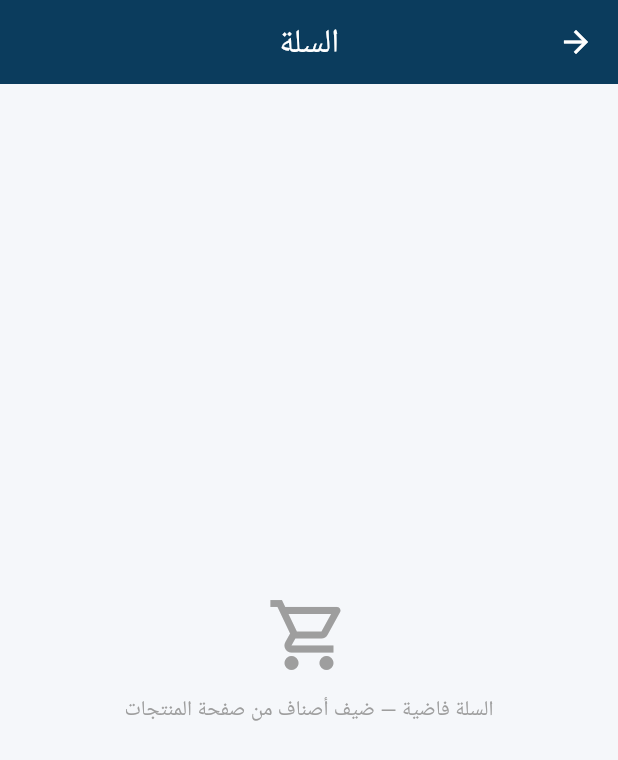
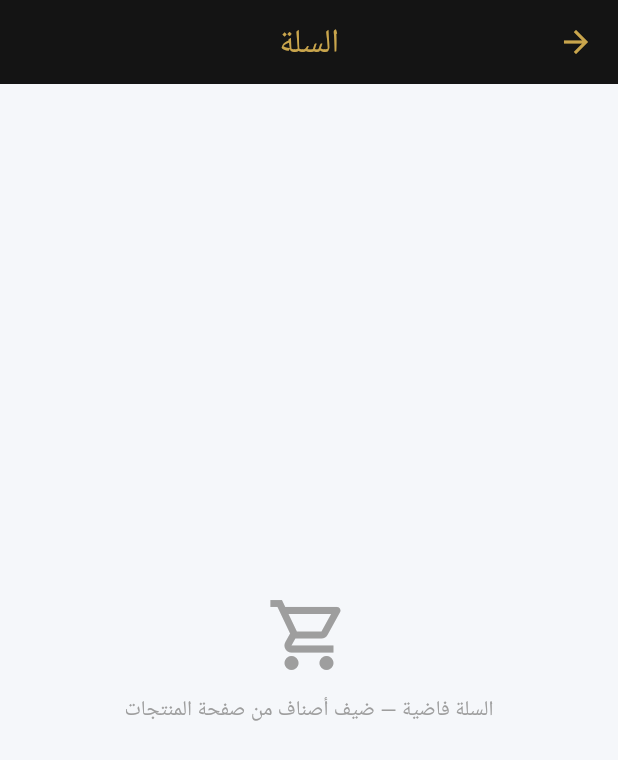
Before and after one commit to rafatsaeed719-ui/sol-app, a Flutter app: the screen it shows once a user with an empty profile is signed in, after a tap on the "shopping cart" icon, on a phone screen of 412 x 824 dp. Shown: the top 760 px of the screen. Run offline on Flutter 3.47's test engine with Material 3 defaults, Android fonts, the phone set to English and light mode, and no system bars; our stand-ins replace cloud_firestore, firebase_auth, firebase_core, flutter_map, geolocator, image_picker and 2 more; accounts and stored records are empty.

Commit message:
SOL Perfume branding: logo, black/gold theme, welcome message
Co-Authored-By: Claude Opus 5.5 <noreply@anthropic.com>
Claude-Session: https://claude.ai/code/session_01HyhkH3qXugNGss7D1BxXZR

```diff
--- a/lib/auth/login_screen.dart
+++ b/lib/auth/login_screen.dart
@@ -75,17 +75,9 @@ class _LoginScreenState extends State<LoginScreen> {
           child: SingleChildScrollView(
             padding: const EdgeInsets.all(24),
             child: Column(children: [
-              Container(
-                width: 110,
-                height: 110,
-                decoration: const BoxDecoration(color: kPrimary, shape: BoxShape.circle),
-                alignment: Alignment.center,
-                child: const Text('SOL',
-                    style: TextStyle(
-                        color: kAccent,
-                        fontSize: 34,
-                        fontWeight: FontWeight.w900,
-                        letterSpacing: 2)),
+              ClipRRect(
+                borderRadius: BorderRadius.circular(24),
+                child: Image.asset('assets/logo.png', width: 180, height: 180),
               ),
               const SizedBox(height: 14),
               const Text('اطلب بضاعتك بسهولة',
--- a/lib/core/app.dart
+++ b/lib/core/app.dart
@@ -11,8 +11,8 @@ import 'package:intl/intl.dart' as intl;
 const String kAdminEmail = 'rafatsaeed719@gmail.com';
 const String kBrand = 'SOL';
 
-const Color kPrimary = Color(0xFF0B3C5D);
-const Color kAccent = Color(0xFFF2A541);
+const Color kPrimary = Color(0xFF141414); // أسود البراند
+const Color kAccent = Color(0xFFC9A54C); // دهبي البراند
 const Color kDanger = Color(0xFFC0392B);
 const Color kSuccess = Color(0xFF1E8449);
 
--- a/lib/customer/customer_home.dart
+++ b/lib/customer/customer_home.dart
@@ -18,6 +18,69 @@ class CustomerHome extends StatefulWidget {
 
 class _CustomerHomeState extends State<CustomerHome> {
   int tab = 0;
+  bool welcomeChecked = false;
+
+  /// رسالة الترحيب — بتظهر مرة واحدة بس أول ما المحل يسجّل
+  void _maybeWelcome(Map<String, dynamic> me) {
+    if (welcomeChecked || me.isEmpty) return;
+    welcomeChecked = true;
+    if (me['welcomeShown'] == true) return;
+    WidgetsBinding.instance.addPostFrameCallback((_) async {
+      if (!mounted) return;
+      await showDialog(
+        context: context,
+        builder: (c) => Dialog(
+          backgroundColor: kPrimary,
+          shape: RoundedRectangleBorder(
+              borderRadius: BorderRadius.circular(20),
+              side: const BorderSide(color: kAccent, width: 1.2)),
+          child: Padding(
+            padding: const EdgeInsets.fromLTRB(22, 26, 22, 18),
+            child: Column(mainAxisSize: MainAxisSize.min, children: [
+              ClipRRect(
+                borderRadius: BorderRadius.circular(14),
+                child: Image.asset('assets/logo.png', width: 120, height: 120),
+              ),
+              const SizedBox(height: 16),
+              const Text('✨ أهلاً بيك في SOL ✨',
+                  textAlign: TextAlign.center,
+                  style: TextStyle(
+                      color: kAccent, fontSize: 22, fontWeight: FontWeight.bold)),
+              const SizedBox(height: 14),
+              const Text(
+                  'عالم من العطور الفاخرة، حيث كل رشة بتحكي عنك، وكل عطر بيسيب بصمة متتنسيش. ❤️',
+                  textAlign: TextAlign.center,
+                  style: TextStyle(color: Colors.white, fontSize: 16, height: 1.6)),
+              const SizedBox(height: 12),
+              const Text('اكتشف عطرك، وخلّي حضورك مختلف.',
+                  textAlign: TextAlign.center,
+                  style: TextStyle(color: Colors.white70, fontSize: 15)),
+              const SizedBox(height: 16),
+              const Text('SOL — عطرك، بصمتك. 💎',
+                  textAlign: TextAlign.center,
+                  style: TextStyle(
+                      color: kAccent, fontSize: 17, fontWeight: FontWeight.w600)),
+              const SizedBox(height: 20),
+              SizedBox(
+                width: double.infinity,
+                height: 46,
+                child: FilledButton(
+                  style: FilledButton.styleFrom(
+                      backgroundColor: kAccent, foregroundColor: kPrimary),
+                  onPressed: () => Navigator.pop(c),
+                  child: const Text('يلا نبدأ',
+                      style: TextStyle(fontSize: 16, fontWeight: FontWeight.bold)),
+                ),
+              ),
+            ]),
+          ),
+        ),
+      );
+      try {
+        await db.collection('users').doc(uid).update({'welcomeShown': true});
+      } catch (_) {}
+    });
+  }
 
   @override
   Widget build(BuildContext context) {
@@ -26,6 +89,7 @@ class _CustomerHomeState extends State<CustomerHome> {
         stream: db.collection('users').doc(uid).snapshots(),
         builder: (context, snap) {
           final me = snap.data?.data() ?? <String, dynamic>{};
+          _maybeWelcome(me);
           final pages = [
             const CatalogScreen(),
             const OffersScreen(),
--- a/lib/main.dart
+++ b/lib/main.dart
@@ -42,7 +42,7 @@ class SolApp extends StatelessWidget {
         scaffoldBackgroundColor: const Color(0xFFF5F7FA),
         appBarTheme: const AppBarTheme(
           backgroundColor: kPrimary,
-          foregroundColor: Colors.white,
+          foregroundColor: kAccent,
           centerTitle: true,
         ),
         cardTheme: CardThemeData(
--- a/pubspec.yaml
+++ b/pubspec.yaml
@@ -32,7 +32,7 @@ flutter_launcher_icons:
   android: true
   ios: false
   image_path: "assets/icon.png"
-  adaptive_icon_background: "#0B3C5D"
+  adaptive_icon_background: "#0A0A0A"
   adaptive_icon_foreground: "assets/icon_fg.png"
 
 flutter:
```
Also changed, not shown: assets/icon.png, assets/icon_fg.png, assets/logo.png (added).
